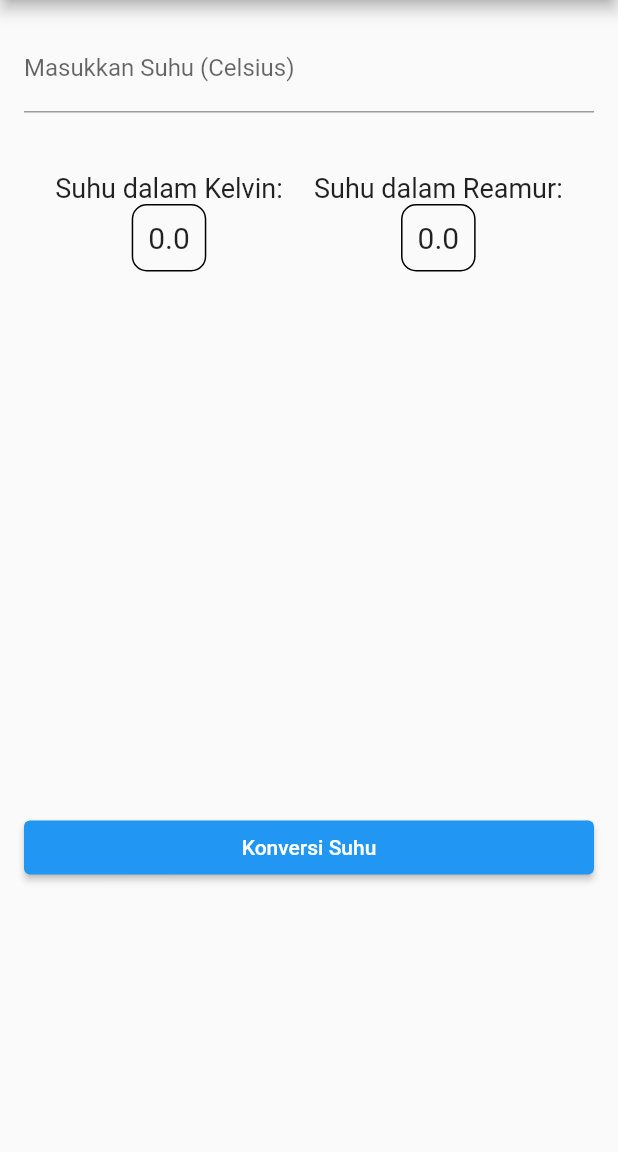
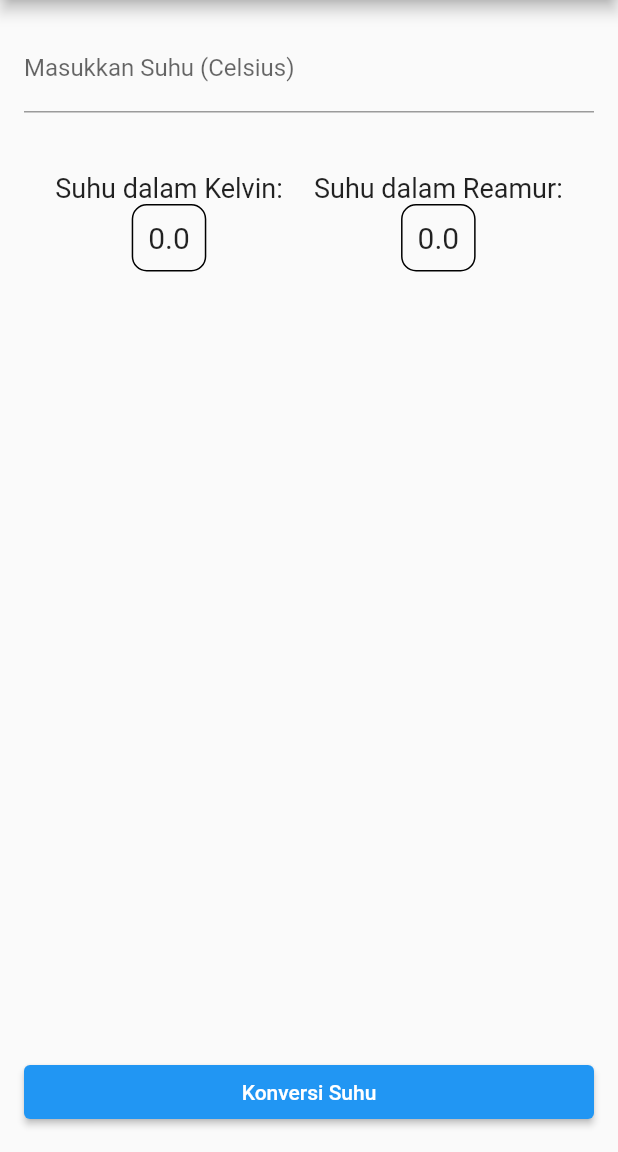
Before and after one commit to auliaacahyaa/MOBILE-CODE, a Flutter app: the screen it shows after launch, after a tap on "Konversi Suhu", on a phone screen of 412 x 824 dp, the part 84-1236 px from its top. Run offline on Flutter 3.47's test engine with Material 2 defaults, Android fonts, the phone set to English and light mode, and no system bars.

Commit message:
extraksi_widget

```diff
--- /dev/null
+++ b/week 11/konverter_suhu/lib/button_widget.dart
@@ -0,0 +1,18 @@
+// button_widget.dart
+import 'package:flutter/material.dart';
+
+class ConvertButton extends StatelessWidget {
+  final Function onPressed;
+
+  const ConvertButton({Key? key, required this.onPressed}) : super(key: key);
+
+  @override
+  Widget build(BuildContext context) {
+    return ElevatedButton(
+      onPressed: () {
+        onPressed();
+      },
+      child: Text('Konversi Suhu'),
+    );
+  }
+}
--- /dev/null
+++ b/week 11/konverter_suhu/lib/input_widget.dart
@@ -0,0 +1,19 @@
+// input_widget.dart
+import 'package:flutter/material.dart';
+
+class InputWidget extends StatelessWidget {
+  final TextEditingController controller;
+
+  const InputWidget({Key? key, required this.controller}) : super(key: key);
+
+  @override
+  Widget build(BuildContext context) {
+    return TextField(
+      controller: controller,
+      keyboardType: TextInputType.numberWithOptions(decimal: true),
+      decoration: InputDecoration(
+        labelText: 'Masukkan Suhu (Celsius)',
+      ),
+    );
+  }
+}
--- a/week 11/konverter_suhu/lib/main.dart
+++ b/week 11/konverter_suhu/lib/main.dart
@@ -1,4 +1,8 @@
+// main.dart
 import 'package:flutter/material.dart';
+import 'input_widget.dart';
+import 'result_widget.dart';
+import 'button_widget.dart';
 
 void main() => runApp(MyApp());
 
@@ -45,62 +49,12 @@ class _TemperatureConverterState extends State<TemperatureConverter> {
           mainAxisAlignment: MainAxisAlignment.start,
           crossAxisAlignment: CrossAxisAlignment.stretch,
           children: [
-            TextField(
-              controller: _celsiusController,
-              keyboardType: TextInputType.numberWithOptions(decimal: true),
-              decoration: InputDecoration(
-                labelText: 'Masukkan Suhu (Celsius)',
-              ),
-            ),
+            InputWidget(controller: _celsiusController),
             SizedBox(height: 20),
-            Column(
-              children: [
-                Padding(
-                  padding: const EdgeInsets.only(top: 20),
-                  child: Row(
-                    mainAxisAlignment: MainAxisAlignment.spaceEvenly,
-                    children: [
-                      Column(
-                        children: [
-                          Text('Suhu dalam Kelvin:', style: TextStyle(fontSize: 18)),
-                          Container(
-                            padding: EdgeInsets.all(10),
-                            decoration: BoxDecoration(
-                              border: Border.all(),
-                              borderRadius: BorderRadius.circular(10),
-                            ),
-                            child: Text('$_kelvinResult', style: TextStyle(fontSize: 20)),
-                          ),
-                        ],
-                      ),
-                      Column(
-                        children: [
-                          Text('Suhu dalam Reamur:', style: TextStyle(fontSize: 18)),
-                          Container(
-                            padding: EdgeInsets.all(10),
-                            decoration: BoxDecoration(
-                              border: Border.all(),
-                              borderRadius: BorderRadius.circular(10),
-                            ),
-                            child: Text('$_reamurResult', style: TextStyle(fontSize: 20)),
-                          ),
-                        ],
-                      ),
-                    ],
-                  ),
-                ),
-              ],
-            ),
+            ResultWidget(kelvinResult: _kelvinResult, reamurResult: _reamurResult),
             SizedBox(height: 10),
-             Container(
-              margin: EdgeInsets.only(top: 350), // Atur posisi top sesuai kebutuhan
-              child: ElevatedButton(
-                onPressed: () {
-                  _convertTemperature();
-                },
-                child: Text('Konversi Suhu'),
-              ),
-            ),
+            Spacer(),
+            ConvertButton(onPressed: _convertTemperature),
           ],
         ),
       ),
--- /dev/null
+++ b/week 11/konverter_suhu/lib/result_widget.dart
@@ -0,0 +1,52 @@
+// result_widget.dart
+import 'package:flutter/material.dart';
+
+class ResultWidget extends StatelessWidget {
+  final double kelvinResult;
+  final double reamurResult;
+
+  const ResultWidget({Key? key, required this.kelvinResult, required this.reamurResult})
+      : super(key: key);
+
+  @override
+  Widget build(BuildContext context) {
+    return Column(
+      children: [
+        Padding(
+          padding: const EdgeInsets.only(top: 20),
+          child: Row(
+            mainAxisAlignment: MainAxisAlignment.spaceEvenly,
+            children: [
+              Column(
+                children: [
+                  Text('Suhu dalam Kelvin:', style: TextStyle(fontSize: 18)),
+                  Container(
+                    padding: EdgeInsets.all(10),
+                    decoration: BoxDecoration(
+                      border: Border.all(),
+                      borderRadius: BorderRadius.circular(10),
+                    ),
+                    child: Text('$kelvinResult', style: TextStyle(fontSize: 20)),
+                  ),
+                ],
+              ),
+              Column(
+                children: [
+                  Text('Suhu dalam Reamur:', style: TextStyle(fontSize: 18)),
+                  Container(
+                    padding: EdgeInsets.all(10),
+                    decoration: BoxDecoration(
+                      border: Border.all(),
+                      borderRadius: BorderRadius.circular(10),
+                    ),
+                    child: Text('$reamurResult', style: TextStyle(fontSize: 20)),
+                  ),
+                ],
+              ),
+            ],
+          ),
+        ),
+      ],
+    );
+  }
+}
```
